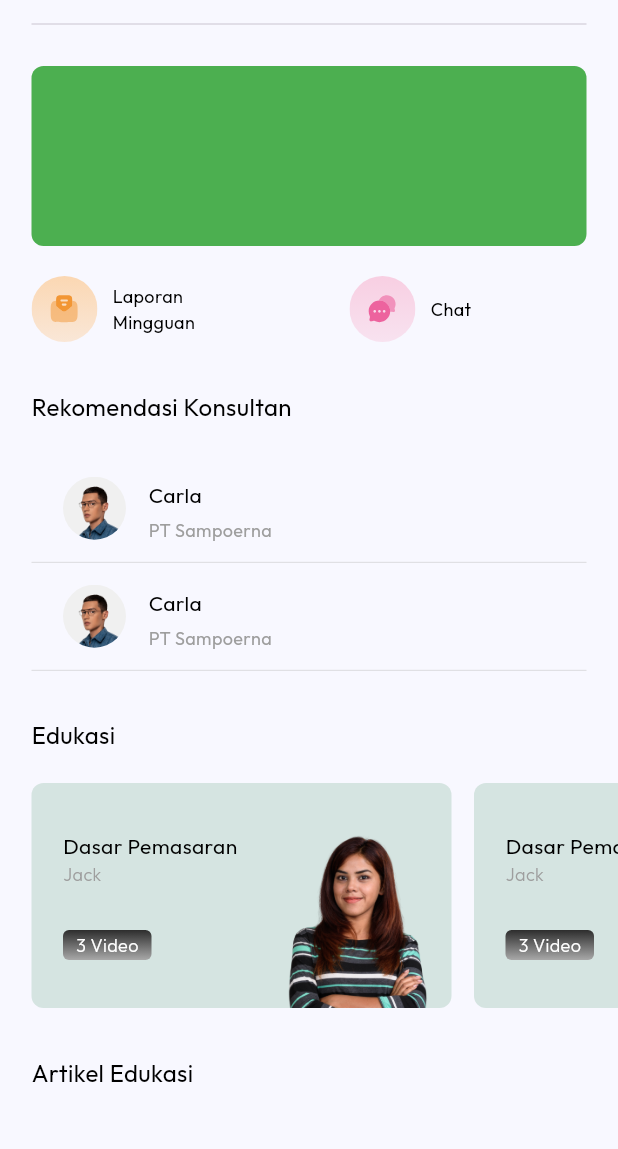
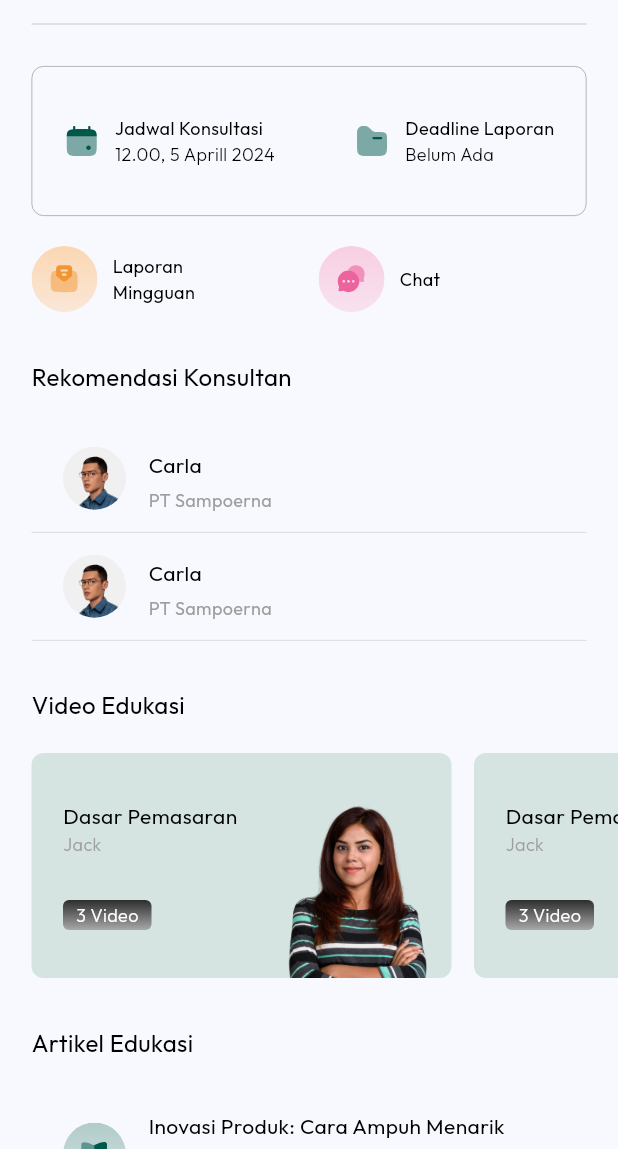
Before and after one commit to raihansyahrin/team_5_motionhack, a Flutter app: the HomePage screen opened directly, on a phone screen of 412 x 824 dp, the part 87-1236 px from its top. Run offline on Flutter 3.47's test engine with Material 3 defaults, Android fonts, the phone set to English and light mode, and no system bars; our stand-ins replace flutter_svg, get, google_fonts, shared_preferences; accounts and stored records are empty.

Commit message:
refactor: prettify code

```diff
--- a/lib/ui/home/home_page.dart
+++ b/lib/ui/home/home_page.dart
@@ -1,11 +1,9 @@
-import 'package:flutter/cupertino.dart';
 import 'package:flutter/material.dart';
-import 'package:flutter/widgets.dart';
 import 'package:flutter_svg/svg.dart';
 import 'package:team_5_motionhack/common/styles/colors.dart';
 import 'package:team_5_motionhack/common/theme/font.dart';
 import 'package:team_5_motionhack/ui/chat/chat_page.dart';
-
+import 'package:team_5_motionhack/ui/laporan/laporan_mingguan.dart';
 import 'package:team_5_motionhack/ui/notification/notification_page.dart';
 import 'package:team_5_motionhack/ui/profile/profile_page.dart';
 import 'package:team_5_motionhack/ui/widgets/list_article_education.dart';
@@ -35,7 +33,6 @@ class _HomePageState extends State<HomePage> {
     return Scaffold(
       body: SafeArea(
         child: SingleChildScrollView(
-          physics: const ClampingScrollPhysics(),
           child: Padding(
             padding: const EdgeInsets.symmetric(horizontal: 21.0),
             child: Column(
@@ -52,22 +49,83 @@ class _HomePageState extends State<HomePage> {
                   height: 20,
                 ),
                 Container(
-                  height: 120,
+                  height: 100,
                   width: double.infinity,
                   decoration: BoxDecoration(
-                    color: Colors.green,
+                    // color: const Color.fromARGB(255, 212, 236, 212),
                     borderRadius: BorderRadius.circular(8),
+                    border: Border.all(
+                      width: 0.5,
+                      color: Colors.grey,
+                    ),
+                  ),
+                  padding: const EdgeInsets.all(21),
+                  child: Row(
+                    crossAxisAlignment: CrossAxisAlignment.center,
+                    mainAxisAlignment: MainAxisAlignment.spaceBetween,
+                    children: [
+                      Row(
+                        mainAxisAlignment: MainAxisAlignment.start,
+                        children: [
+                          SvgPicture.asset(
+                            'assets/icons/calendar_icon.svg',
+                          ),
+                          const SizedBox(
+                            width: 10,
+                          ),
+                          Column(
+                            mainAxisAlignment: MainAxisAlignment.center,
+                            crossAxisAlignment: CrossAxisAlignment.start,
+                            children: [
+                              Text(
+                                'Jadwal Konsultasi',
+                                style: regularText12,
+                              ),
+                              Text(
+                                '12.00, 5 Aprill 2024',
+                                style: lightText12,
+                              ),
+                            ],
+                          )
+                        ],
+                      ),
+                      Row(
+                        mainAxisAlignment: MainAxisAlignment.start,
+                        // crossAxisAlignment: CrossAxisAlignment.start,
+                        children: [
+                          SvgPicture.asset(
+                            'assets/icons/folder_icon.svg',
+                          ),
+                          const SizedBox(
+                            width: 10,
+                          ),
+                          Column(
+                            mainAxisAlignment: MainAxisAlignment.center,
+                            crossAxisAlignment: CrossAxisAlignment.start,
+                            children: [
+                              Text(
+                                'Deadline Laporan',
+                                style: regularText12,
+                              ),
+                              Text(
+                                'Belum Ada',
+                                style: lightText12,
+                              ),
+                            ],
+                          )
+                        ],
+                      ),
+                    ],
                   ),
                 ),
                 const SizedBox(
                   height: 20,
                 ),
-
                 SizedBox(
                   height: 44,
                   child: ListView.separated(
                     separatorBuilder: (context, index) =>
-                        SizedBox(width: MediaQuery.of(context).size.width / 4),
+                        SizedBox(width: MediaQuery.of(context).size.width / 5),
                     itemCount: categoryIcon.length,
                     scrollDirection: Axis.horizontal,
                     itemBuilder: (context, index) {
@@ -82,12 +140,12 @@ class _HomePageState extends State<HomePage> {
                               ),
                             );
                           } else {
-                            // Navigator.push(
-                            //   context,
-                            //   MaterialPageRoute(
-                            //     builder: (context) => const Lapor(),
-                            //   ),
-                            // );
+                            Navigator.push(
+                              context,
+                              MaterialPageRoute(
+                                builder: (context) => const LaporanMingguan(),
+                              ),
+                            );
                           }
                         },
                         child: Row(
@@ -138,7 +196,7 @@ class _HomePageState extends State<HomePage> {
                   height: 32,
                 ),
                 Text(
-                  'Edukasi',
+                  'Video Edukasi',
                   style: regularText16,
                 ),
                 const SizedBox(
@@ -190,65 +248,6 @@ class _HomePageState extends State<HomePage> {
                     },
                   ),
                 ),
-                // Container(
-                //   margin: const EdgeInsets.only(
-                //       top: 10), // Atur margin sesuai kebutuhan
-                //   child: Column(
-                //     crossAxisAlignment: CrossAxisAlignment.start,
-                //     children: [
-                //       // Text(
-                //       //   'Kategori',
-                //       //   style: semiBoldText18.copyWith(
-                //       //       color: AppColors.primaryColors[0]),
-                //       // ),
-                //       // const SizedBox(height: 4),
-                //       SizedBox(
-                //         height:
-                //             120, // Sesuaikan ketinggian ListView sesuai kebutuhan
-                //         child: Center(
-                //           child: ListView.separated(
-                //             shrinkWrap: true,
-                //             scrollDirection: Axis.horizontal,
-                //             physics: const NeverScrollableScrollPhysics(),
-                //             itemCount: kategoryImage.length,
-                //             separatorBuilder: (context, index) =>
-                //                 const SizedBox(
-                //               width: 5,
-                //             ),
-                //             itemBuilder: (BuildContext context, int index) {
-                //               return InkWell(
-                //                 borderRadius: BorderRadius.circular(8.0),
-                //                 onTap: () {
-                //                   // Logika untuk menangani ketika item diklik
-                //                   // Anda dapat menggunakan `index` untuk mengetahui item mana yang diklik
-                //                 },
-                //                 child: Padding(
-                //                   padding: const EdgeInsets.all(8.0),
-                //                   child: Column(
-                //                     children: [
-                //                       Image(
-                //                         image: AssetImage(kategoryImage[index]),
-                //                         height: 53,
-                //                         width: 65,
-                //                       ),
-                //                       const SizedBox(
-                //                         height: 10,
-                //                       ),
-                //                       Text(
-                //                         kategoryName[index],
-                //                         style: semiBoldText12,
-                //                       ),
-                //                     ],
-                //                   ),
-                //                 ),
-                //               );
-                //             },
-                //           ),
-                //         ),
-                //       ),
-                //     ],
-                //   ),
-                // ),
                 const SizedBox(
                   height: 10,
                 ),
@@ -286,6 +285,7 @@ class _HomePageState extends State<HomePage> {
                     child: SvgPicture.asset(
                       'assets/icons/notification_icon.svg',
                       height: 30,
+                      // ignore: deprecated_member_use
                       color: AppColors.neutralColors[0],
                     ),
                   ),
@@ -327,6 +327,7 @@ class _HomePageState extends State<HomePage> {
               icon: SvgPicture.asset(
                 'assets/icons/user_icon.svg',
                 height: 30,
+                // ignore: deprecated_member_use
                 color: AppColors.neutralColors[0],
               ),
             ),
```
